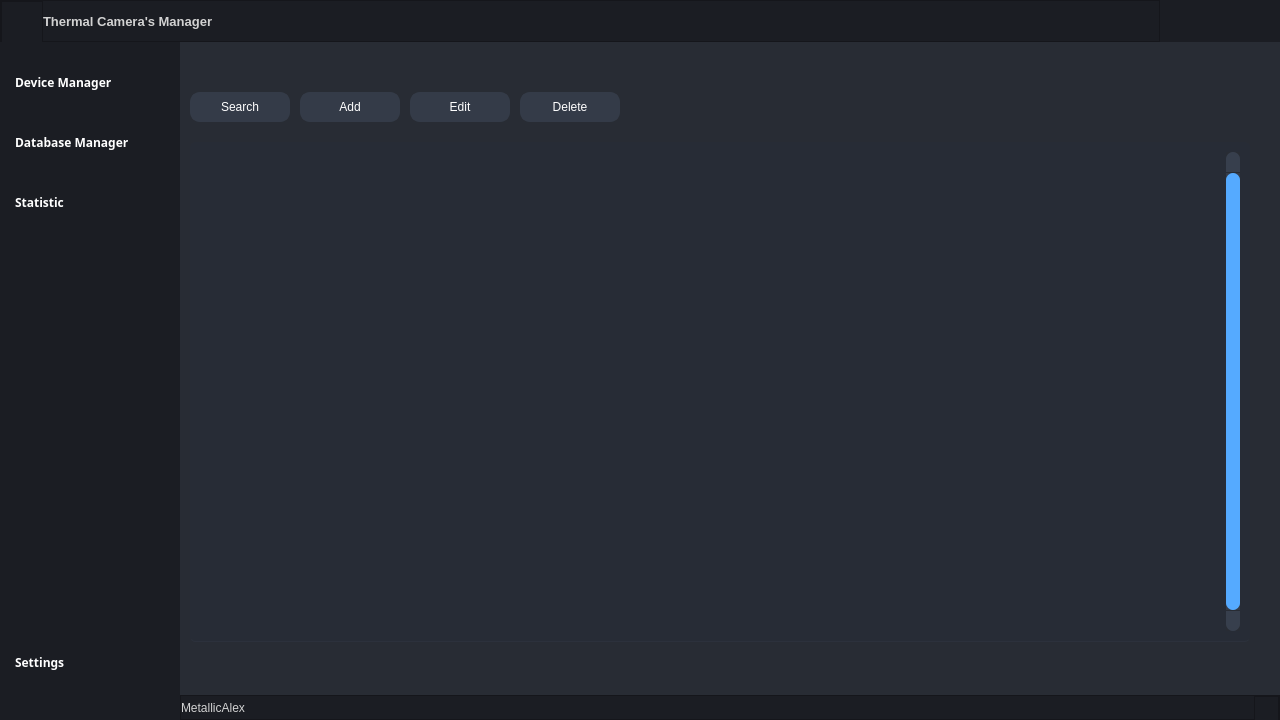
Before: the Qt Designer form widget/form_main.ui in MetallicAlex/Thermal-Camera, drawn with Qt 5.
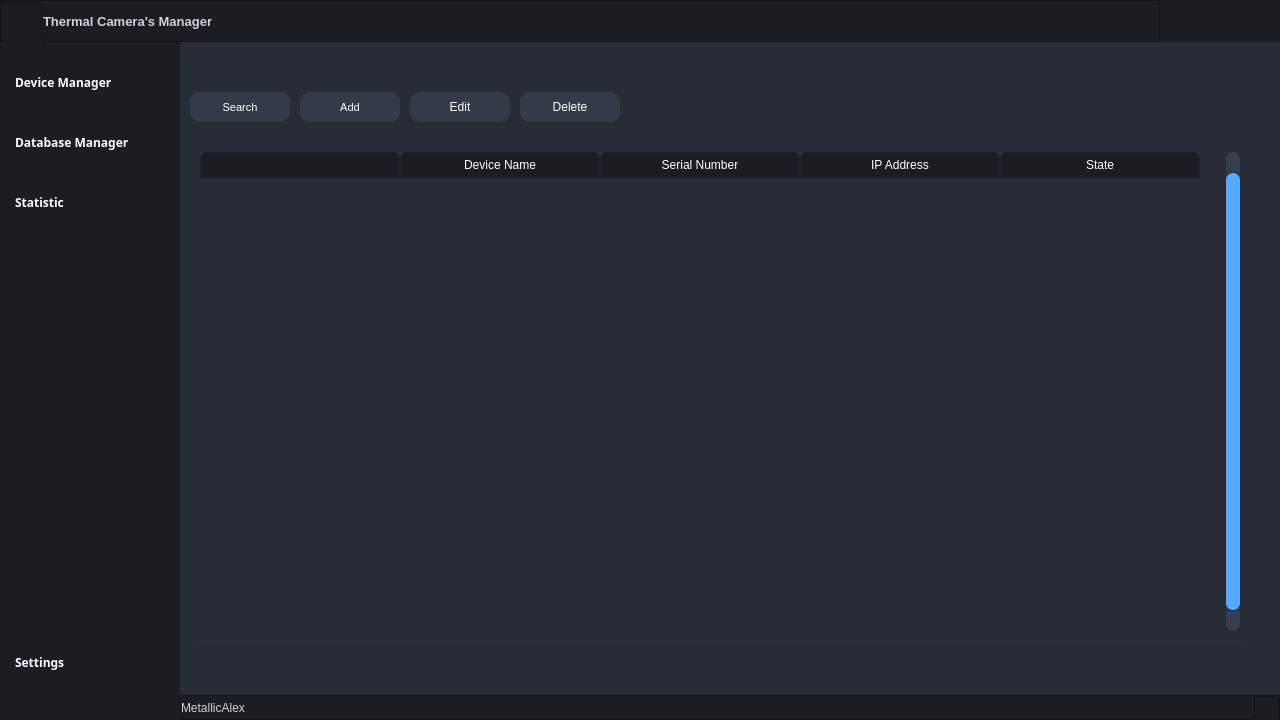
After: the same form once the commit is applied. The open tabs and pages were chosen to show the change. Icons and pictures are not drawn.

Diff of the .ui file:
```diff
--- a/widget/form_main.ui
+++ b/widget/form_main.ui
@@ -1320,7 +1320,7 @@
                 <number>5</number>
                </property>
                <attribute name="horizontalHeaderVisible">
-                <bool>false</bool>
+                <bool>true</bool>
                </attribute>
                <attribute name="horizontalHeaderCascadingSectionResizes">
                 <bool>true</bool>
@@ -1375,6 +1375,12 @@
                  <height>30</height>
                 </rect>
                </property>
+               <property name="font">
+                <font>
+                 <family>Segoe UI</family>
+                 <pointsize>8</pointsize>
+                </font>
+               </property>
                <property name="styleSheet">
                 <string notr="true">QPushButton {
 	border: 2px solid rgb(52, 59, 72);
@@ -1410,6 +1416,12 @@
                  <height>30</height>
                 </rect>
                </property>
+               <property name="font">
+                <font>
+                 <family>Segoe UI</family>
+                 <pointsize>8</pointsize>
+                </font>
+               </property>
                <property name="styleSheet">
                 <string notr="true">QPushButton {
 	border: 2px solid rgb(52, 59, 72);
```
Left out of the diff: 34 changed lines with no effect on the pictures.
